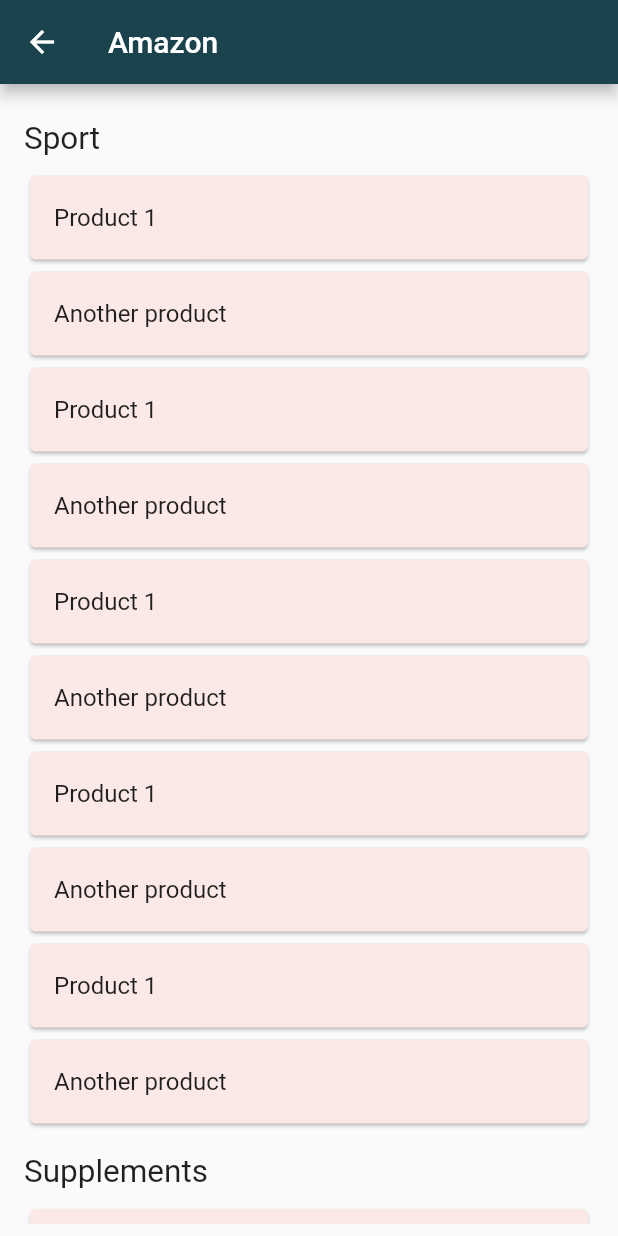
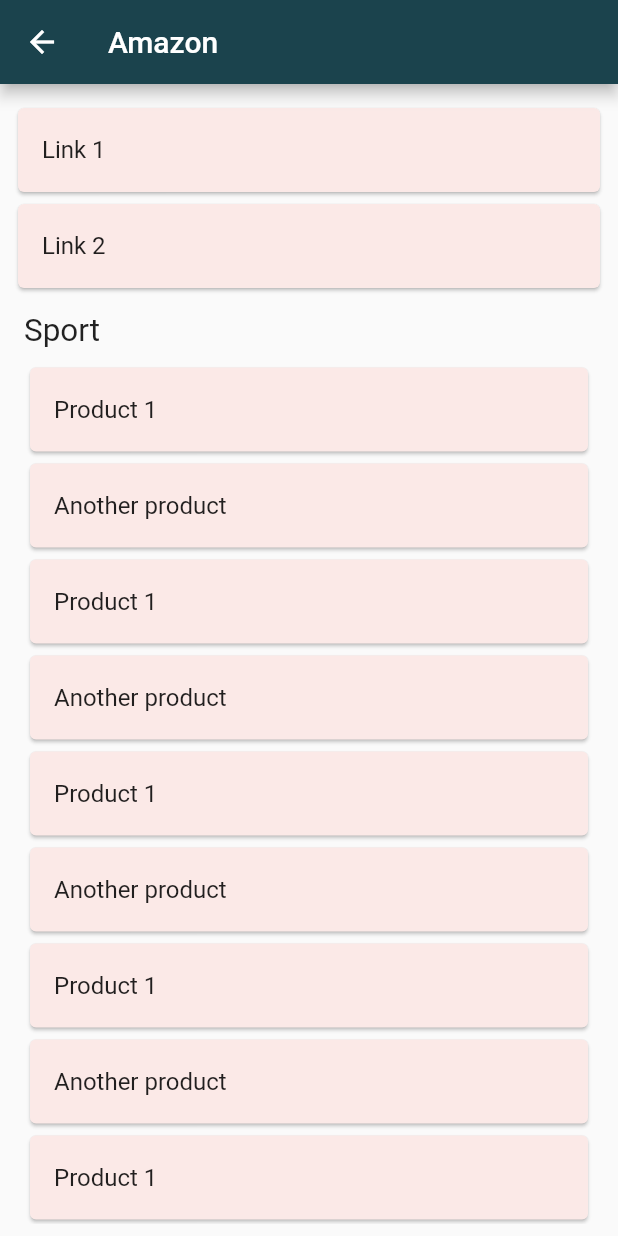
Before and after one commit to valentinavolgina2/links_app, a Flutter app: the screen it shows after launch, after a tap on "Amazon", on a phone screen of 412 x 824 dp. Run offline on Flutter 3.47's test engine with Material 2 defaults, Android fonts, the phone set to English and light mode, and no system bars.

Commit message:
Separated model from widget for list and link

```diff
--- a/lib/model/link.dart
+++ b/lib/model/link.dart
@@ -1,36 +1,6 @@
-import 'package:flutter/material.dart';
-import 'package:url_launcher/url_launcher.dart';
-
-import '../styles/color.dart';
-
 class Link {
   String url;
   String name;
 
   Link({required this.name, required this.url});
-
-  _launchURL(url) async {
-    final uri = Uri.parse(url);
-    if (await canLaunchUrl(uri)) {
-      await launchUrl(uri);
-    } else {
-      throw 'Could not launch $url';
-    }
-  }
-
-  Widget buildLink(BuildContext context) {
-    final TextStyle textStyle = TextStyle(color: AppColors.link.text);
-
-    return Card(
-      color: AppColors.link.background,
-      child: ListTile(
-        title: Text(
-          name,
-          style: textStyle,
-        ),
-        onTap: () {
-          _launchURL(Uri.encodeFull(url));
-        }),
-    );
-  }
 }
--- a/lib/model/list.dart
+++ b/lib/model/list.dart
@@ -1,7 +1,3 @@
-import 'package:flutter/material.dart';
-
-import '../styles/color.dart';
-import '../styles/size.dart';
 import 'link.dart';
 
 class LinksList {
@@ -10,28 +6,4 @@
   List<LinksList> lists;
 
   LinksList({required this.name, this.links = const [], this.lists = const []});
-
-  final TextStyle titleStyle = TextStyle(color: AppColors.category.text, fontSize: AppSizes.category.text);
-
-  Widget buildList(BuildContext context, {bool withName = true}) {
-    List<Widget> items =
-        links.map((link) => link.buildLink(context)).toList(); // links
-    items.addAll(
-        lists.map((list) => list.buildList(context)).toList()); // sublists
-
-    return ListTile(
-      contentPadding: const EdgeInsets.only(left: 8.0, right: 8.0),
-      title: (withName) ? Padding(
-        padding: const EdgeInsets.only(top: 8.0, bottom: 8.0),
-        child: Text(
-          name,
-          style: titleStyle
-        ),
-      ) : const SizedBox.shrink(),
-      subtitle: ListView(
-          shrinkWrap: true,
-          children: items
-      ),
-    );
-  }
 }
--- a/lib/model/lists.dart
+++ b/lib/model/lists.dart
@@ -5,6 +5,16 @@
 final myLists = [
   LinksList(
     name: 'Amazon',
+    links: [
+      Link(
+        name: 'Link 1',
+        url:
+            'https://www.amazon.com/gp/product/B01LWC7XTW/ref=ox_sc_act_title_3?smid=A1M24Z1DO0DHDE&th=1&psc=1'),
+      Link(
+        name: 'Link 2',
+        url:
+            'https://www.amazon.com/gp/product/B083CTQ518/ref=ewc_pr_img_1?smid=A22EDVDQDLC8XN&psc=1')
+    ],
     lists: [
       LinksList(name: 'Sport', links: [
         Link(
--- a/lib/pages/list/show.dart
+++ b/lib/pages/list/show.dart
@@ -1,6 +1,7 @@
 import 'package:flutter/material.dart';
 
 import '../../model/list.dart';
+import '../../widgets/list.dart';
 
 class ListPage extends StatelessWidget {
   const ListPage({super.key, required this.list});
@@ -19,7 +20,7 @@
           padding: const EdgeInsets.only(top: 8.0, bottom: 8.0),
             child: SingleChildScrollView(
               physics: const ScrollPhysics(),
-              child: list.buildList(context, withName: false),
+              child: ListContainer(list: list, withName: false),
             )
           ),
         );
--- /dev/null
+++ b/lib/widgets/link.dart
@@ -0,0 +1,37 @@
+import 'package:flutter/material.dart';
+import 'package:url_launcher/url_launcher.dart';
+
+import '../model/link.dart';
+import '../styles/color.dart';
+
+class LinkContainer extends StatelessWidget {
+  const LinkContainer({super.key, required this.link});
+
+  final Link link;
+
+  _launchURL(url) async {
+    final uri = Uri.parse(url);
+    if (await canLaunchUrl(uri)) {
+      await launchUrl(uri);
+    } else {
+      throw 'Could not launch $url';
+    }
+  }
+
+  @override
+  Widget build(BuildContext context) {
+    final TextStyle textStyle = TextStyle(color: AppColors.link.text);
+
+    return Card(
+      color: AppColors.link.background,
+      child: ListTile(
+        title: Text(
+          link.name,
+          style: textStyle,
+        ),
+        onTap: () {
+          _launchURL(Uri.encodeFull(link.url));
+        }),
+    );
+  }
+}
--- /dev/null
+++ b/lib/widgets/list.dart
@@ -0,0 +1,35 @@
+import 'package:flutter/material.dart';
+
+import '../model/list.dart';
+import '../styles/color.dart';
+import '../styles/size.dart';
+import 'link.dart';
+
+class ListContainer extends StatelessWidget {
+  const ListContainer({super.key, required this.list, this.withName = true});
+
+  final LinksList list;
+  final bool withName;
+
+  @override
+  Widget build(BuildContext context) {
+    final TextStyle titleStyle = TextStyle(
+      color: AppColors.category.text, fontSize: AppSizes.category.text);
+
+    return ListTile(
+      contentPadding: const EdgeInsets.only(left: 8.0, right: 8.0),
+      title: (withName)
+          ? Padding(
+              padding: const EdgeInsets.only(top: 8.0, bottom: 8.0),
+              child: Text(list.name, style: titleStyle),
+            )
+          : const SizedBox.shrink(),
+      subtitle: ListView(
+        shrinkWrap: true,
+        children: <Widget>[
+          ...list.links.map((link) => LinkContainer(link: link)).toList(),
+          ...list.lists.map((list) => ListContainer(list: list)).toList(),
+        ]),
+    );
+  }
+}
```
